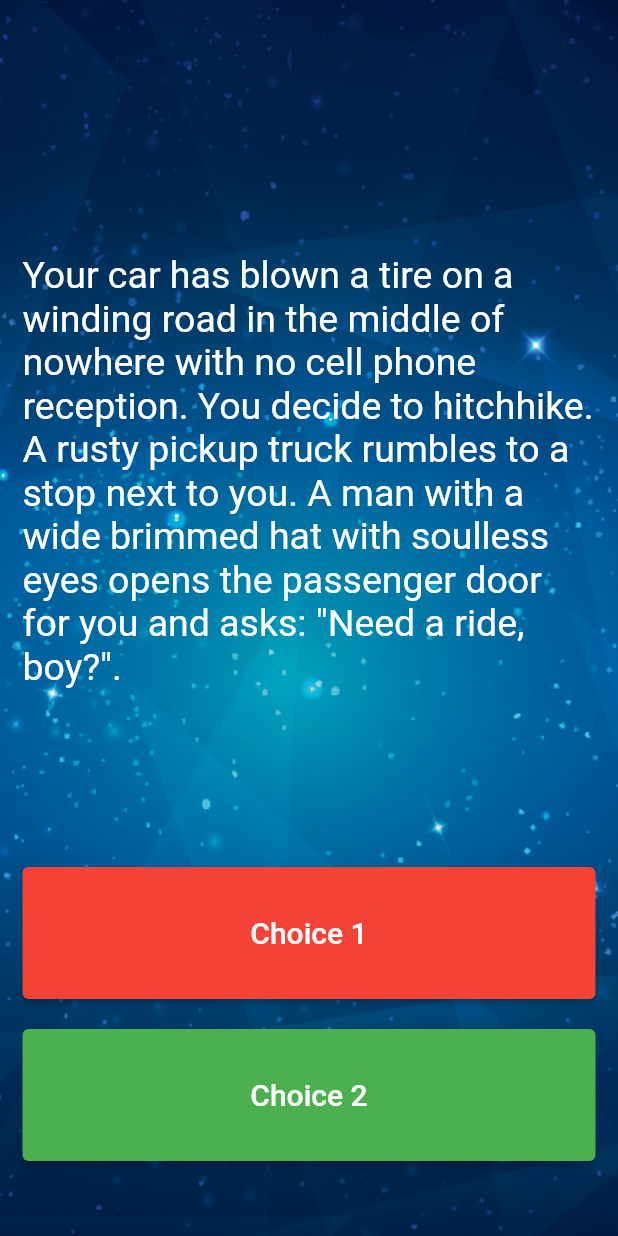
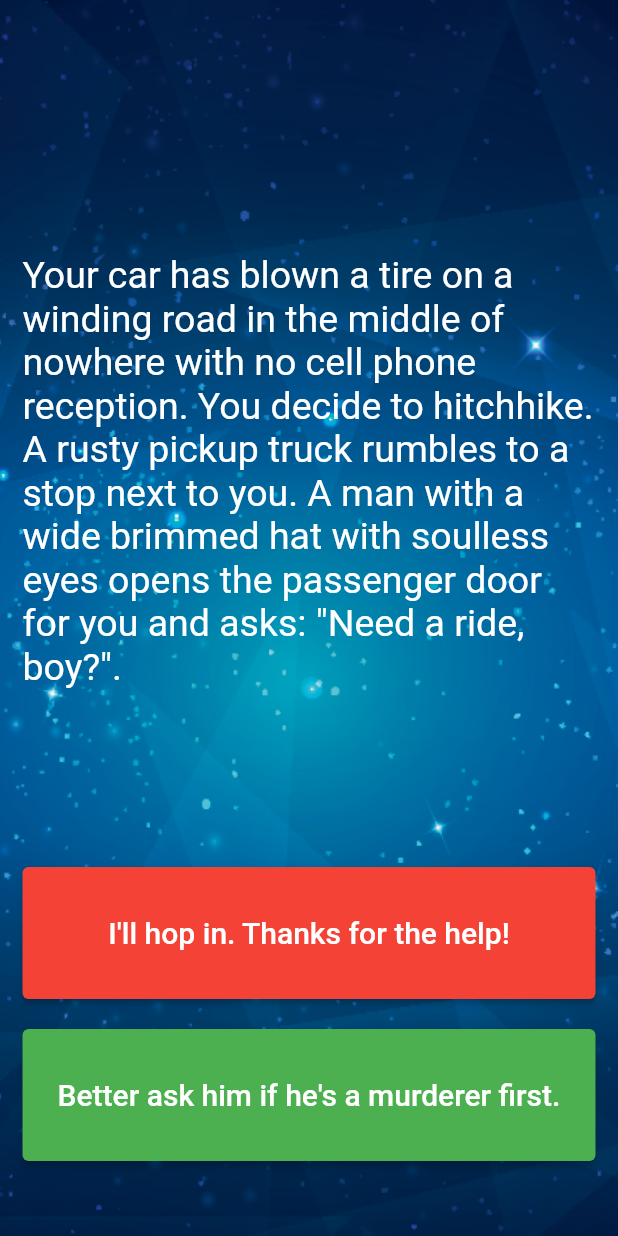
Before and after one commit to FreshhDevv/destini, a Flutter app: the screen it shows after launch, on a phone screen of 412 x 824 dp. Run offline on Flutter 3.47's test engine with Material 2 defaults, Android fonts, the phone set to English and light mode, and no system bars.

Commit message:
Step 11, 12, 13, 14 & 15 completed

```diff
--- a/lib/main.dart
+++ b/lib/main.dart
@@ -2,6 +2,7 @@ import 'package:destini/story_brain.dart';
 import 'package:flutter/material.dart';
 
 //TODO: Step 15 - Run the app and see if you can see the screen update with the first story. Delete this TODO if it looks as you expected.
+// The app runs as expected
 
 void main() {
   runApp(const Destini());
@@ -68,9 +69,10 @@ class _StoryPageState extends State<StoryPage> {
                     //TODO: Step 18 - Call the nextStory() method from storyBrain and pass the number 1 as the choice made by the user.
                   },
                   style: ElevatedButton.styleFrom(primary: Colors.red),
-                  child: const Text(
+                  child: Text(
                     //TODO: Step 13 - Use the storyBrain to get the text for choice 1.
-                    'Choice 1',
+                    storyBrain.getChoice1(),
+                    // 'Choice 1',
                     style: TextStyle(
                       fontSize: 20.0,
                     ),
@@ -88,9 +90,10 @@ class _StoryPageState extends State<StoryPage> {
                       //TODO: Step 19 - Call the nextStory() method from storyBrain and pass the number 2 as the choice made by the user.
                     },
                     style: ElevatedButton.styleFrom(primary: Colors.green),
-                    child: const Text(
+                    child: Text(
                       //TODO: Step 14 - Use the storyBrain to get the text for choice 2.
-                      'Choice 2',
+                      storyBrain.getChoice2(),
+                      // 'Choice 2',
                       style: TextStyle(
                         fontSize: 20.0,
                       ),
```
Also changed, not shown: lib/story_brain.dart (+12 -2 lines).
